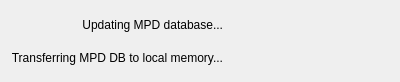
First picture: the form in dbUpdateWidget.ui, repository thomaslundgaard/Pimp, before the edit.
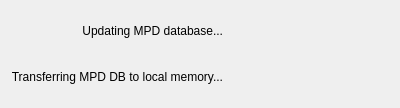
Second picture: the form after the edit. Icons and pictures are not drawn.

Commit message: preparations for browser widget added

Diff of the .ui file:
```diff
--- a/dbUpdateWidget.ui
+++ b/dbUpdateWidget.ui
@@ -7,7 +7,7 @@
     <x>0</x>
     <y>0</y>
     <width>400</width>
-    <height>82</height>
+    <height>96</height>
    </rect>
   </property>
   <property name="windowTitle">
@@ -26,6 +26,12 @@
    </item>
    <item row="0" column="1">
     <widget class="QLabel" name="mpdupdateLabel">
+     <property name="minimumSize">
+      <size>
+       <width>0</width>
+       <height>40</height>
+      </size>
+     </property>
      <property name="text">
       <string>Updating MPD database...</string>
      </property>
@@ -39,6 +45,12 @@
      <property name="enabled">
       <bool>true</bool>
      </property>
+     <property name="minimumSize">
+      <size>
+       <width>0</width>
+       <height>40</height>
+      </size>
+     </property>
      <property name="text">
       <string>Transferring MPD DB to local memory...</string>
      </property>
```
The commit also changes 7 other files.
